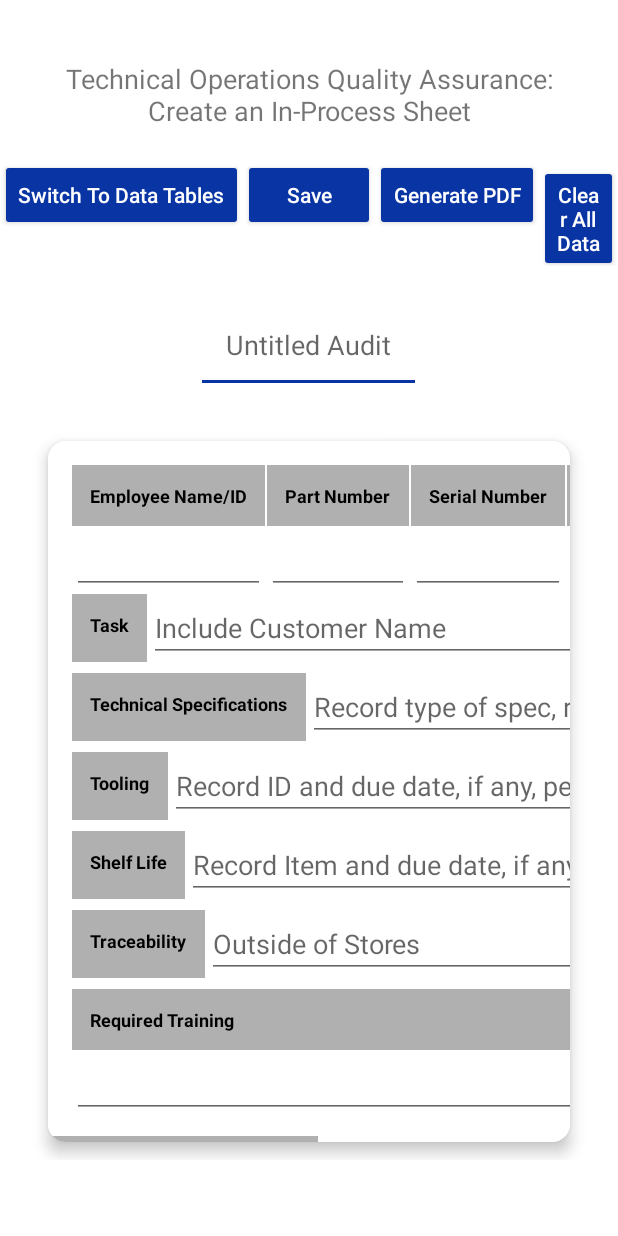
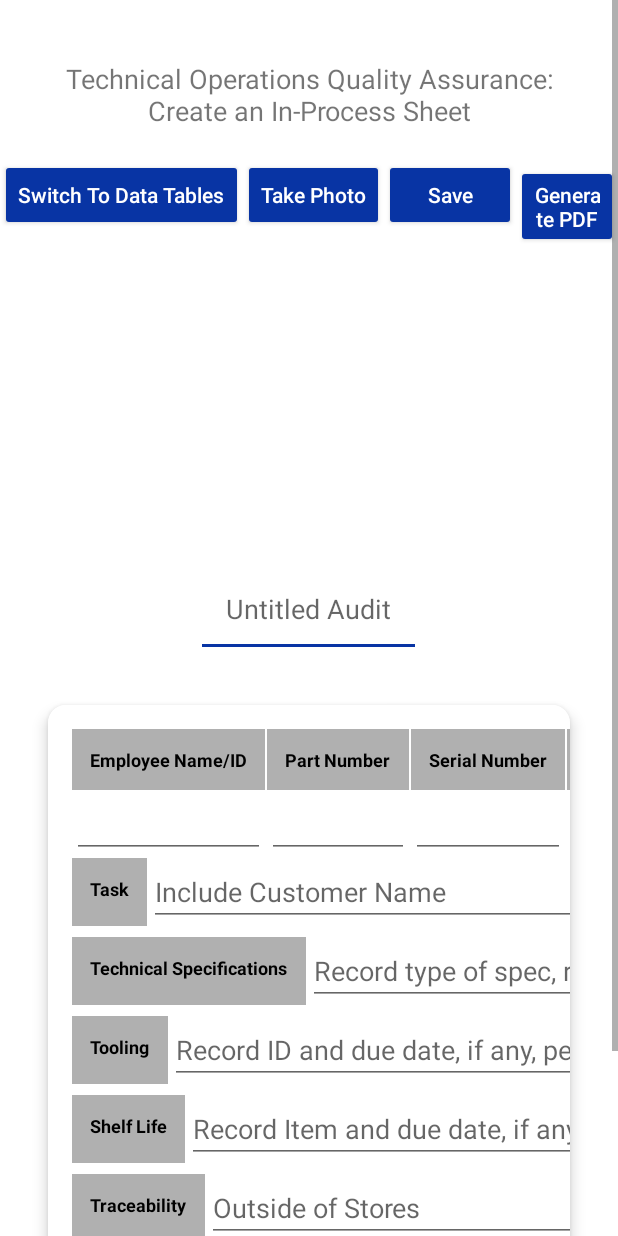
Before and after one commit to lizstevens/United-Airlines-Quality-Assurance, an Android app: the InProcessActivity screen opened directly, with no data from a screen before it, on a phone screen of 412 x 824 dp. Run offline under Robolectric (Android 15) with nearby library versions, the light colour scheme and no system bars; our stand-ins replace Firebase (no records; nobody signed in at launch, a user with empty details on screens opened directly); libraries missing offline, so code that uses them is left out: com.itextpdf.io, com.itextpdf.kernel, com.itextpdf.layout.

Commit message:
Implied TakePhoto Button to InProcessActivity

```diff
--- a/app/src/main/res/layout/activity_in_process.xml
+++ b/app/src/main/res/layout/activity_in_process.xml
@@ -56,7 +56,6 @@
                 android:layout_height="wrap_content"
                 android:backgroundTint="@color/UnitedBlue"
                 android:text="@string/take_photo"
-                android:visibility="gone"
                 android:textAllCaps="false"
                 android:textColor="#FFFFFF" />
 
```
Also changed, not shown: app/src/main/java/edu/msu/steve702/ua_quality_assurance_platform/InProcessActivity.java (+9 -0 lines).
